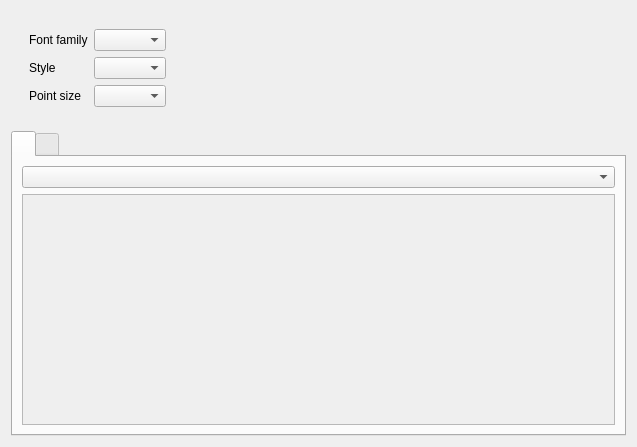
The window that src/fontwidget.ui (ccseer/FontViewer) describes before a commit, drawn with Qt 5.
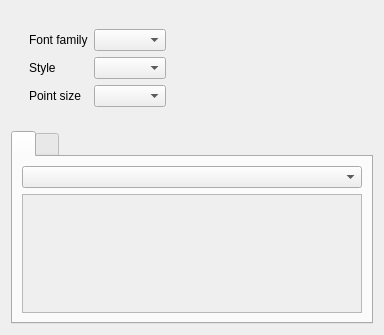
The same window after the commit.

```diff
--- a/src/fontwidget.ui
+++ b/src/fontwidget.ui
@@ -6,8 +6,8 @@
    <rect>
     <x>0</x>
     <y>0</y>
-    <width>637</width>
-    <height>447</height>
+    <width>384</width>
+    <height>335</height>
    </rect>
   </property>
   <property name="windowTitle">
@@ -111,14 +111,6 @@
           <bool>true</bool>
          </property>
          <widget class="QWidget" name="scrollAreaWidgetContents">
-          <property name="geometry">
-           <rect>
-            <x>0</x>
-            <y>0</y>
-            <width>607</width>
-            <height>271</height>
-           </rect>
-          </property>
           <layout class="QGridLayout" name="gridLayout_2">
            <item row="1" column="0">
             <widget class="QLabel" name="label_preview">
```
Left out of the diff: 3 changed lines with no effect on the pictures.
